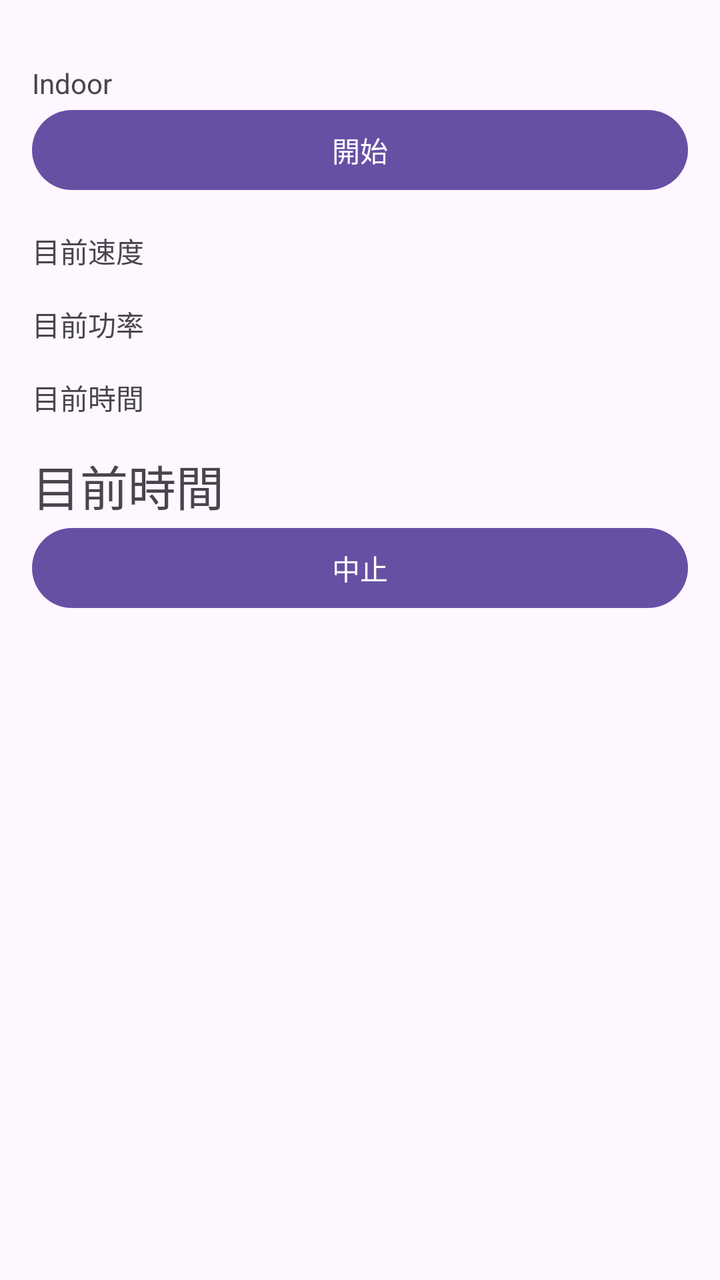
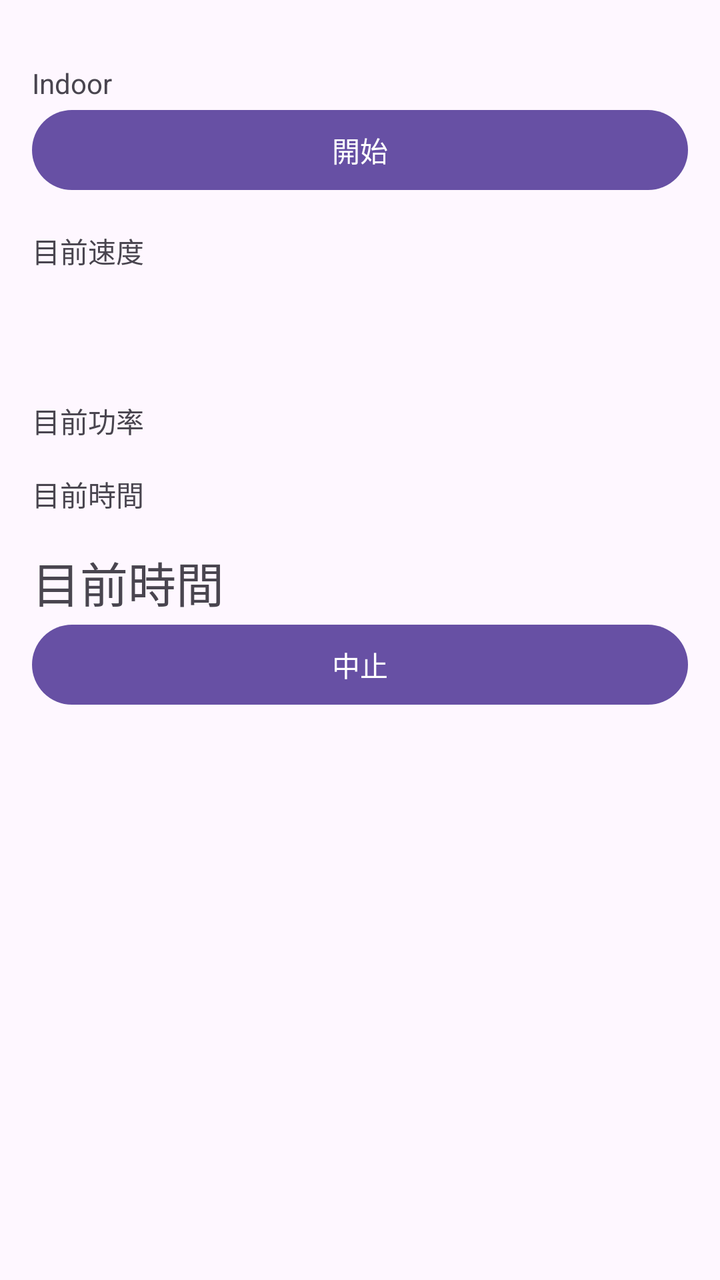

Screens rendered from an Android XML layout before and after an edit, with the pre-edit source and the edit as a unified diff.
<!-- AndroidManifest.xml: application theme Theme.BmiCalculator -->
<!-- res/layout/activity_indoor.xml -->
<?xml version="1.0" encoding="utf-8"?>
<ScrollView xmlns:android="http://schemas.android.com/apk/res/android"
    android:layout_width="match_parent"
    android:layout_height="match_parent">

    <LinearLayout
        android:layout_width="match_parent"
        android:layout_height="wrap_content"
        android:orientation="vertical"
        android:padding="16dp">

        <TextView
            android:layout_width="match_parent"
            android:layout_height="wrap_content"
            android:text="@string/Indoor"
            android:paddingTop="16dp"/>

        <Button
            android:id="@+id/buttonStart"
            android:layout_width="match_parent"
            android:layout_height="wrap_content"
            android:text="@string/start" />

        <TextView
            android:layout_width="match_parent"
            android:layout_height="wrap_content"
            android:text="@string/now_speed"
            android:paddingTop="16dp"/>

        <TextView
            android:layout_width="match_parent"
            android:layout_height="wrap_content"
            android:text="@string/now_power"
            android:paddingTop="16dp"/>

        <TextView
            android:layout_width="match_parent"
            android:layout_height="wrap_content"
            android:text="@string/now_time"
            android:paddingTop="16dp"/>

        <TextView
            android:id="@+id/textViewTime"
            android:layout_width="match_parent"
            android:layout_height="wrap_content"
            android:text="@string/now_time"
            android:paddingTop="16dp"
            android:textSize="24sp" />

        <Button
            android:id="@+id/buttonPause"
            android:layout_width="match_parent"
            android:layout_height="wrap_content"
            android:text="@string/pause" />

    </LinearLayout>
</ScrollView>
<!-- resources referenced by this layout -->
<resources>
  <string name="Indoor">Indoor</string>
  <string name="now_power">目前功率</string>
  <string name="now_speed">目前速度</string>
  <string name="now_time">目前時間</string>
  <string name="pause">中止</string>
  <string name="start">開始</string>
  <style name="Theme.BmiCalculator" parent="Base.Theme.BmiCalculator" />
  <style name="Base.Theme.BmiCalculator" parent="Theme.Material3.DayNight.NoActionBar">
          
          
      </style>
</resources>

<!-- the commit's change to res/layout/activity_indoor.xml (unified diff, before → after) -->
@@ -28,6 +28,13 @@
             android:paddingTop="16dp"/>
 
         <TextView
+            android:id="@+id/textViewSpeed"
+            android:layout_width="match_parent"
+            android:layout_height="wrap_content"
+            android:paddingTop="16dp"
+            android:textSize="24sp" />
+
+        <TextView
             android:layout_width="match_parent"
             android:layout_height="wrap_content"
             android:text="@string/now_power"
